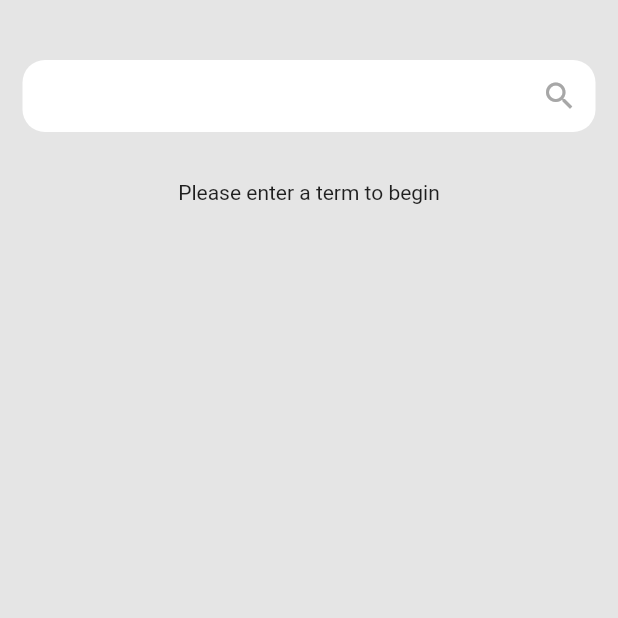
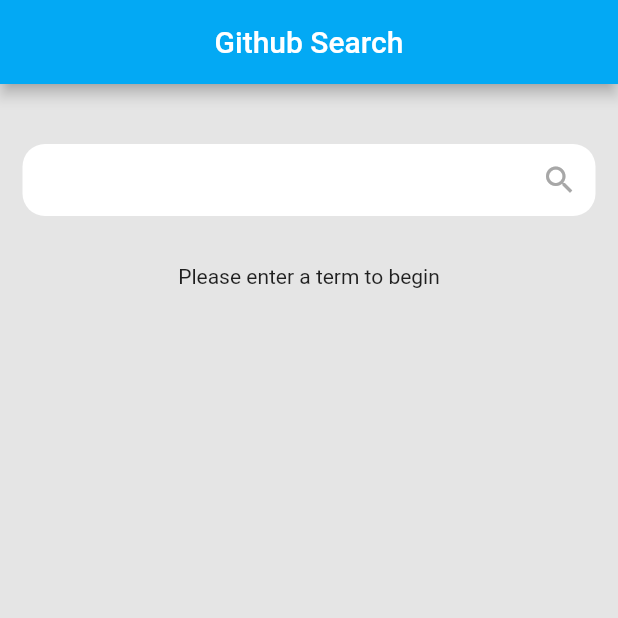
Before and after one commit to nazmulnabil/top_flutter_repo, a Flutter app: the screen it shows after launch, on a phone screen of 412 x 824 dp, the top half of it. Run offline on Flutter 3.47's test engine with Material 2 defaults, Android fonts, the phone set to English and light mode, and no system bars; our stand-ins replace bloc, cached_network_image, connectivity_plus, equatable, flutter_bloc, get_it and 4 more; accounts and stored records are empty.

Commit message:
dependency injection + ui modification+ss added
sevice locator design pattern implemented...

```diff
--- a/lib/modules/top_flutter_repos_list/presentation/views/pages/top_repo_list_page.dart
+++ b/lib/modules/top_flutter_repos_list/presentation/views/pages/top_repo_list_page.dart
@@ -22,6 +22,7 @@ class _TopFlutterRepoPageState extends State<TopFlutterRepoPage> {
   @override
   void initState() {
     super.initState();
+    //api refresh calling
     timer = Timer.periodic(const Duration(seconds: 1800), (Timer t)
     =>context.read<GithubSearchBloc>().add(const OnRefreshApi()));
   }
@@ -29,17 +30,21 @@ class _TopFlutterRepoPageState extends State<TopFlutterRepoPage> {
   @override
   Widget build(BuildContext context) {
     return Container(
-      color: AppColors.pageBackground,
+      color: Colors.lightBlue,
       child: SafeArea(
         child: Scaffold(
+          appBar: AppBar(
+            title: const Text('Github Search'),
+            centerTitle: true,
+            backgroundColor: Colors.lightBlue,
+
+
+          ),
           backgroundColor: AppColors.pageBackground,
           body: Column(
             children:  [
 
                const SizedBox(height: 20,),
-
-
-/// sorting button ///
 
           const SizedBox(height:20,),
               //Textield
@@ -84,8 +89,6 @@ class _SearchBody extends StatelessWidget {
                  style: TextButton.styleFrom(onSurface: AppColors.lightGreyColor),
                  onPressed: () { context.read<GithubSearchBloc>().isSorted=!(context.read<GithubSearchBloc>().isSorted);
                  context.read<GithubSearchBloc>().add(SortedList(text: context.read<GithubSearchBloc>().keyword));
-
-
                  },
                  child:
                  Container(
@@ -101,13 +104,13 @@ class _SearchBody extends StatelessWidget {
                    child: Row(mainAxisAlignment: MainAxisAlignment.center,
                      children: [
                        Text(context.read<GithubSearchBloc>().isSorted?'Default':'Sort by DateTime',
-                         style: TextStyle(
+                         style: const TextStyle(
                              color: AppColors.colorWhite
                          ),),
 
-                       SizedBox(width: 5,),
+                       const SizedBox(width: 5,),
 
-                       Icon( Icons.sort,
+                       const Icon( Icons.sort,
                          color: AppColors.colorWhite,
                        size: 17,)
                      ],
--- a/pubspec.yaml
+++ b/pubspec.yaml
@@ -50,6 +50,7 @@ dependencies:
   flutter_session_manager: ^1.0.3
   shared_preferences: ^2.0.15
   intl: ^0.17.0
+  get_it: ^7.2.0
 
 dev_dependencies:
   flutter_test:
```
Also changed, not shown: lib/injection.dart (added, +51 -0 lines), lib/main.dart (+5 -11 lines), lib/modules/repo_details_page/presentation/views/pages/repo_details_page.dart (+8 -6 lines), lib/modules/top_flutter_repos_list/data/repositories/top_flutter_repo_repository_impl.dart (+8 -5 lines), lib/modules/top_flutter_repos_list/domain/use_cases/get_top_flutter_repo_list.dart (+6 -2 lines), lib/modules/top_flutter_repos_list/presentation/bloc/github_search_bloc.dart (+11 -12 lines), lib/modules/top_flutter_repos_list/presentation/views/widgets/search_product_list_item.dart (+9 -7 lines), pubspec.lock, 9 other files.
